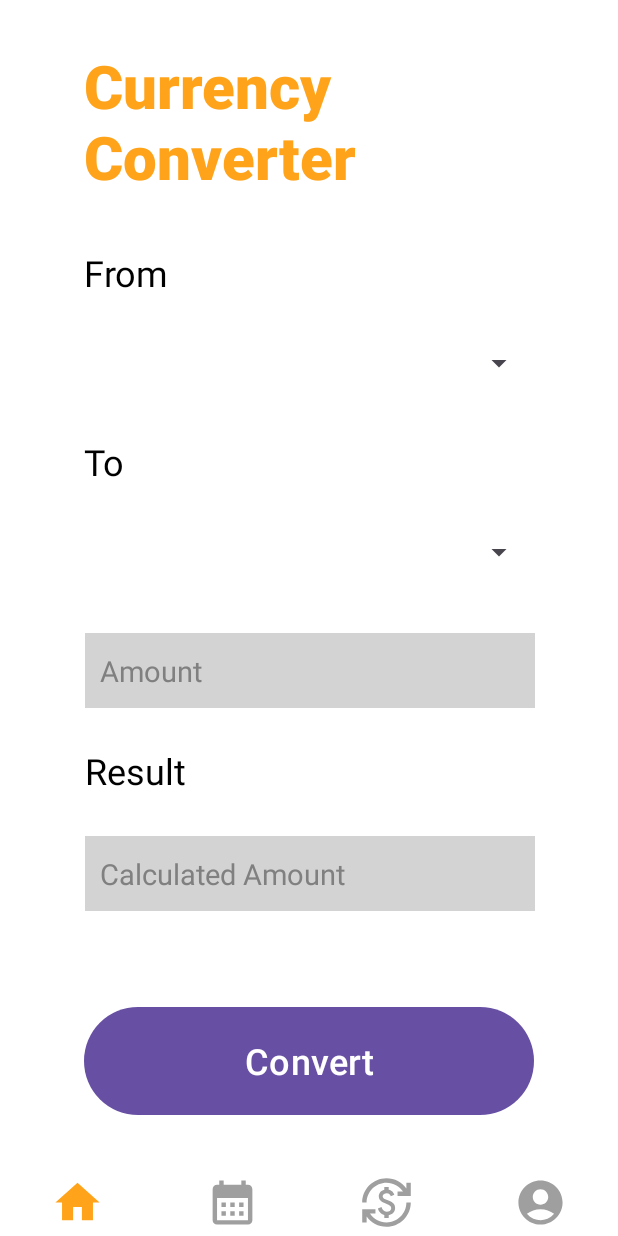
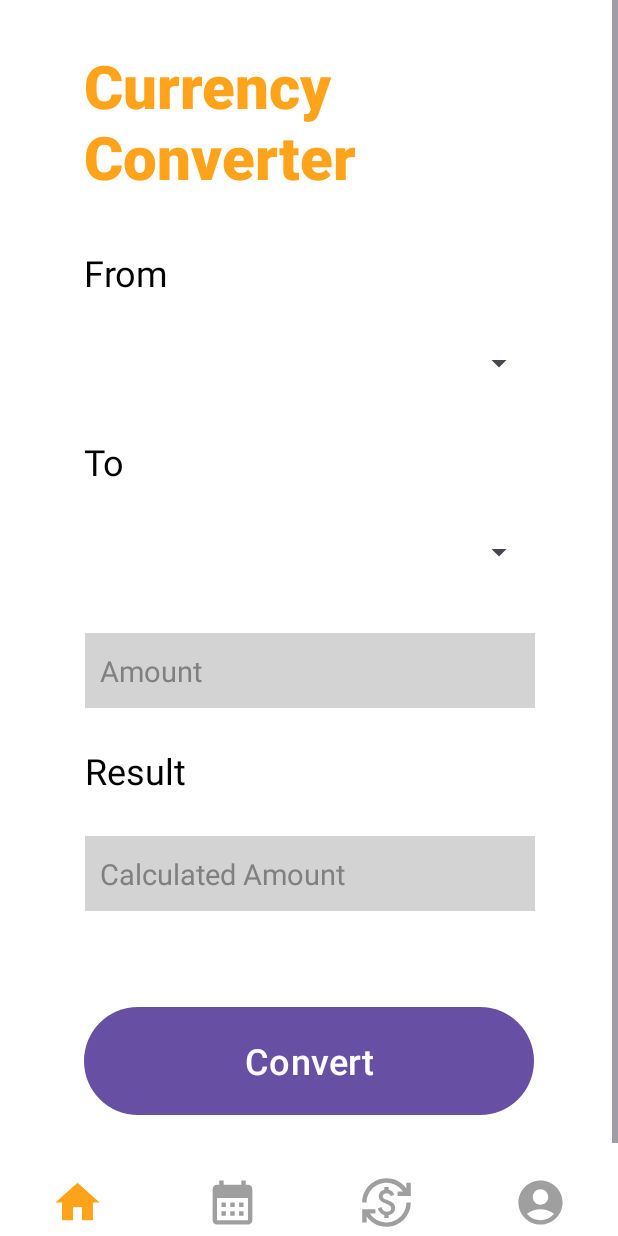
Before and after one commit to RISHIKEsH12321/MAD24_P01_Team3, an Android app: the layout activity_convert_currency.xml on its own in the app's theme, with its tools: preview values and no code run, on a phone screen of 412 x 824 dp. Run offline under Robolectric (Android 15) with nearby library versions, the phone set to English and light mode, and no system bars.

Commit message:
Update force light mode + scrollview for converter

```diff
--- a/app/src/main/java/sg/edu/np/mad/travelhub/HomeActivity.java
+++ b/app/src/main/java/sg/edu/np/mad/travelhub/HomeActivity.java
@@ -17,6 +17,7 @@ import androidx.appcompat.app.AppCompatActivity;
 import android.util.Log;
 import android.widget.Button;
 
+import androidx.appcompat.app.AppCompatDelegate;
 import androidx.core.content.ContextCompat;
 import androidx.core.graphics.Insets;
 import androidx.core.view.ViewCompat;
@@ -49,6 +50,7 @@ public class HomeActivity extends AppCompatActivity {
     @Override
     protected void onCreate(Bundle savedInstanceState) {
         super.onCreate(savedInstanceState);
+        AppCompatDelegate.setDefaultNightMode(AppCompatDelegate.MODE_NIGHT_NO);
         EdgeToEdge.enable(this);
         setContentView(R.layout.activity_home);
         ViewCompat.setOnApplyWindowInsetsListener(findViewById(R.id.main), (v, insets) -> {
--- a/app/src/main/res/layout/activity_convert_currency.xml
+++ b/app/src/main/res/layout/activity_convert_currency.xml
@@ -6,6 +6,10 @@
     android:layout_height="match_parent"
     >
 
+    <ScrollView
+        android:layout_width="match_parent"
+        android:layout_height="match_parent"
+        android:fillViewport="true">
     <androidx.constraintlayout.widget.ConstraintLayout
         xmlns:android="http://schemas.android.com/apk/res/android"
         xmlns:app="http://schemas.android.com/apk/res-auto"
@@ -140,7 +144,7 @@
             app:layout_constraintTop_toBottomOf="@+id/resultconverter" />
 
     </androidx.constraintlayout.widget.ConstraintLayout>
-
+    </ScrollView>
     <com.google.android.material.bottomnavigation.BottomNavigationView
         android:id="@+id/bottomNavMenu"
         android:layout_width="match_parent"
--- a/app/src/main/res/values-night/themes.xml
+++ /dev/null
@@ -1,7 +0,0 @@
-<resources xmlns:tools="http://schemas.android.com/tools">
-    <!-- Base application theme. -->
-    <style name="Base.Theme.TravelHub" parent="Theme.Material3.DayNight.NoActionBar">
-        <!-- Customize your dark theme here. -->
-        <!-- <item name="colorPrimary">@color/my_dark_primary</item> -->
-    </style>
-</resources>
```
